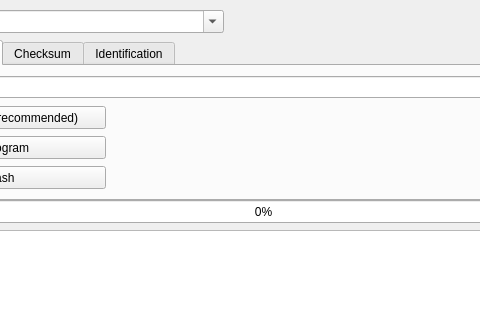
Qt form flasher/gkflasher.ui (Dante383/GKFlasher) before a commit; both pictures show x 137 to 617 and y 0 to 320 of the 800 by 600 pixel window.
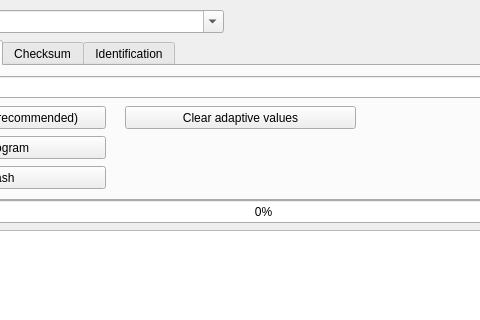
The same form after that commit. The open tabs and pages were chosen to show the change. Icons and pictures are not drawn.

Commit message: clear adaptive values from GUI

Patch:
```diff
--- a/flasher/gkflasher.ui
+++ b/flasher/gkflasher.ui
@@ -168,6 +168,19 @@
       <string>Full flash</string>
      </property>
     </widget>
+    <widget class="QPushButton" name="flashingClearAVBtn">
+     <property name="geometry">
+      <rect>
+       <x>260</x>
+       <y>40</y>
+       <width>231</width>
+       <height>23</height>
+      </rect>
+     </property>
+     <property name="text">
+      <string>Clear adaptive values</string>
+     </property>
+    </widget>
    </widget>
    <widget class="QWidget" name="tab_checksum">
     <attribute name="title">
```
Left out of the diff: 2 changed lines with no effect on the pictures. The commit also changes 1 other file.
